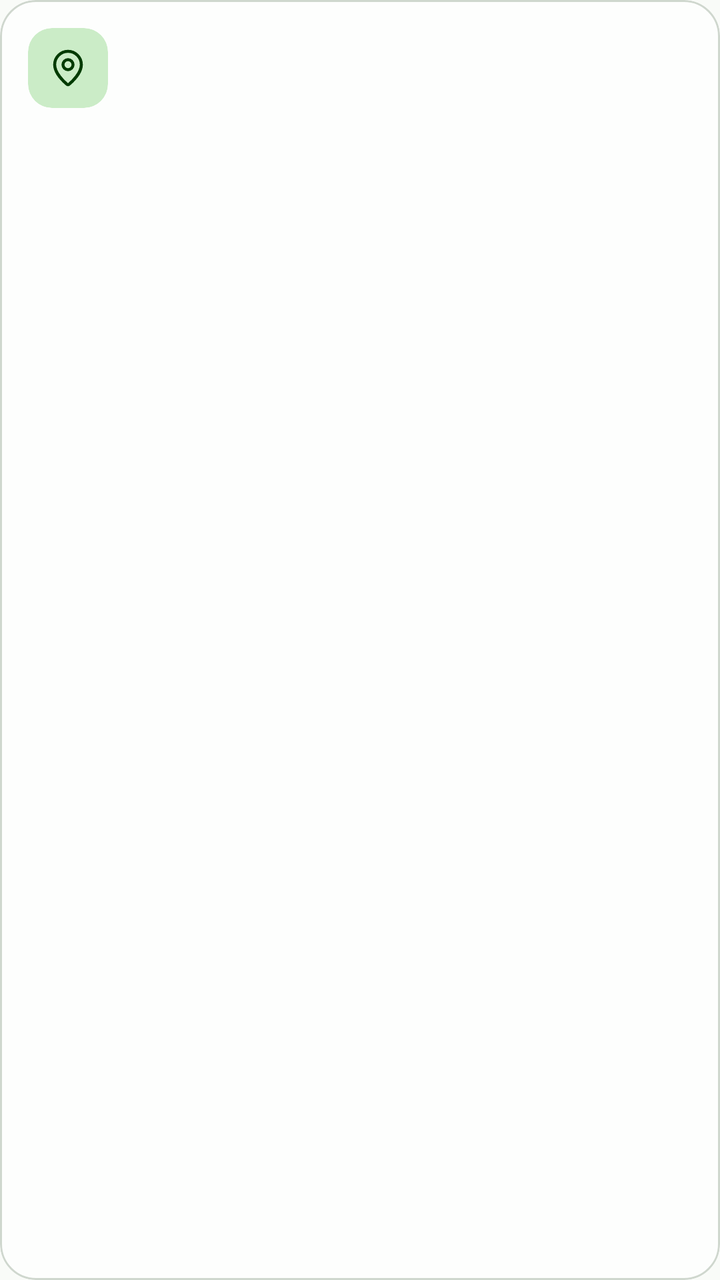
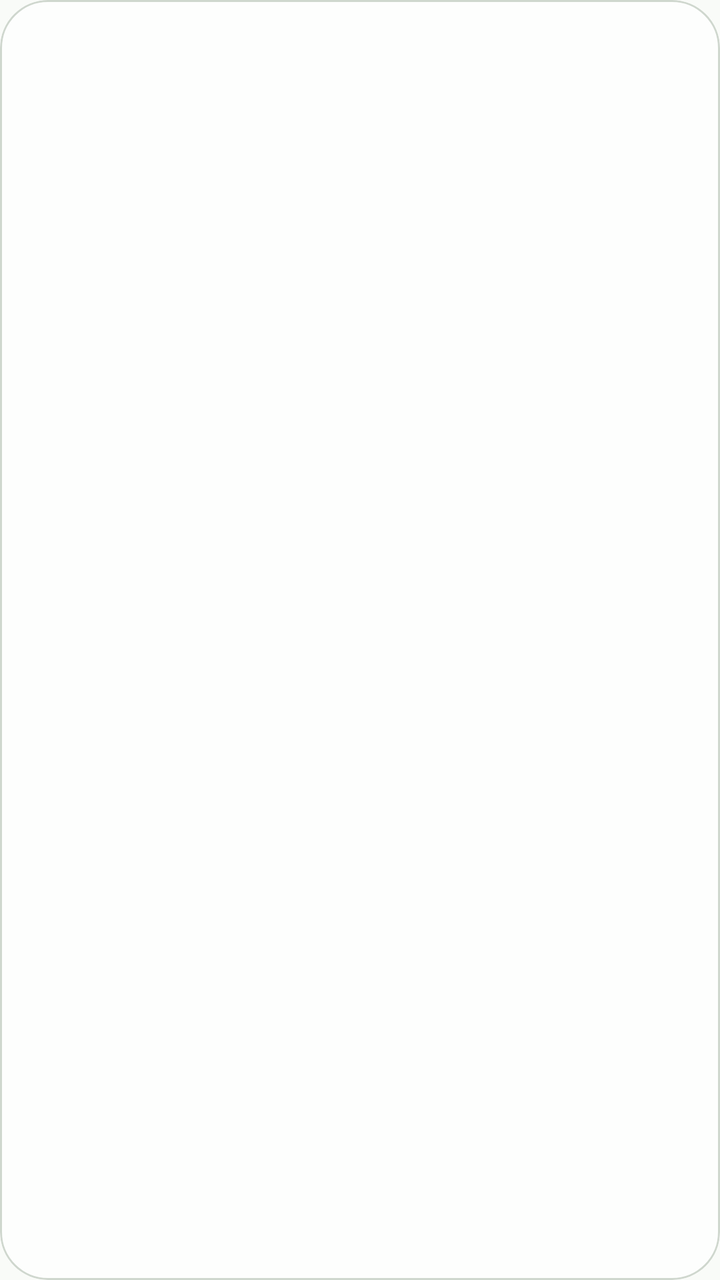

Before-and-after screenshots of an Android layout around one commit, followed by the original layout XML and the change that was made.
<!-- AndroidManifest.xml: application theme Theme.MiClima.Green -->
<!-- res/layout/item_place.xml -->
<?xml version="1.0" encoding="utf-8"?>
<com.google.android.material.card.MaterialCardView xmlns:android="http://schemas.android.com/apk/res/android"
    xmlns:app="http://schemas.android.com/apk/res-auto"
    android:id="@+id/placeCard"
    android:layout_width="match_parent"
    android:layout_height="wrap_content"
    android:layout_marginBottom="10dp"
    android:clickable="true"
    android:focusable="true"
    app:cardBackgroundColor="?attr/colorSurface"
    app:cardCornerRadius="18dp"
    app:cardElevation="0dp"
    app:strokeColor="?attr/colorOutlineVariant"
    app:strokeWidth="1dp">

    <LinearLayout
        android:layout_width="match_parent"
        android:layout_height="wrap_content"
        android:baselineAligned="false"
        android:gravity="center_vertical"
        android:minHeight="68dp"
        android:orientation="horizontal"
        android:paddingStart="14dp"
        android:paddingEnd="6dp">

        <com.google.android.material.card.MaterialCardView
            android:layout_width="40dp"
            android:layout_height="40dp"
            app:cardBackgroundColor="?attr/colorPrimaryContainer"
            app:cardCornerRadius="12dp"
            app:cardElevation="0dp"
            app:strokeWidth="0dp">

            <ImageView
                android:id="@+id/ivPlaceIcon"
                android:layout_width="20dp"
                android:layout_height="20dp"
                android:layout_gravity="center"
                android:contentDescription="@null"
                android:src="@drawable/ic_place"
                app:tint="?attr/colorOnPrimaryContainer" />

        </com.google.android.material.card.MaterialCardView>

        <LinearLayout
            android:layout_width="0dp"
            android:layout_height="wrap_content"
            android:layout_marginStart="12dp"
            android:layout_weight="1"
            android:orientation="vertical"
            android:paddingVertical="10dp">

            <TextView
                android:id="@+id/tvPlaceName"
                android:layout_width="match_parent"
                android:layout_height="wrap_content"
                android:ellipsize="end"
                android:maxLines="1"
                android:textColor="?attr/colorOnSurface"
                android:textSize="15.5sp"
                android:textStyle="bold" />

            <TextView
                android:id="@+id/tvPlaceSubtitle"
                android:layout_width="match_parent"
                android:layout_height="wrap_content"
                android:layout_marginTop="1dp"
                android:ellipsize="end"
                android:maxLines="1"
                android:textColor="?attr/colorOnSurfaceVariant"
                android:textSize="13sp" />

        </LinearLayout>

        <ImageView
            android:id="@+id/ivPlaceWeather"
            android:layout_width="22dp"
            android:layout_height="22dp"
            android:layout_marginStart="8dp"
            android:contentDescription="@null"
            android:visibility="gone"
            app:tint="?attr/colorOnSurface" />

        <TextView
            android:id="@+id/tvPlaceTemp"
            android:layout_width="wrap_content"
            android:layout_height="wrap_content"
            android:layout_marginStart="6dp"
            android:layout_marginEnd="8dp"
            android:textColor="?attr/colorOnSurface"
            android:textSize="17sp"
            android:textStyle="bold"
            android:visibility="gone" />

        <ImageButton
            android:id="@+id/btnPlaceAction"
            android:layout_width="44dp"
            android:layout_height="44dp"
            android:background="?attr/selectableItemBackgroundBorderless"
            android:contentDescription="@string/places_delete"
            android:src="@drawable/ic_delete"
            android:visibility="gone"
            app:tint="?attr/colorOnSurfaceVariant" />

    </LinearLayout>

</com.google.android.material.card.MaterialCardView>
<!-- resources referenced by this layout -->
<resources>
  <!-- drawable ic_delete (drawable) -->
  <vector xmlns:android="http://schemas.android.com/apk/res/android"
      android:width="24dp"
      android:height="24dp"
      android:viewportWidth="24"
      android:viewportHeight="24">
      <path
          android:fillColor="@android:color/black"
          android:pathData="M6,19c0,1.1 0.9,2 2,2h8c1.1,0 2,-0.9 2,-2L18,7L6,7v12zM19,4h-3.5l-1,-1h-5l-1,1H5v2h14V4z" />
  </vector>
  <!-- drawable ic_place (drawable) -->
  <vector xmlns:android="http://schemas.android.com/apk/res/android"
      android:width="24dp"
      android:height="24dp"
      android:viewportWidth="24"
      android:viewportHeight="24">
      <path
          android:pathData="M20,10c0,4.993 -5.539,10.193 -7.399,11.799a1,1 0 0 1 -1.202,0C9.539,20.193 4,14.993 4,10a8,8 0 0 1 16,0"
          android:strokeColor="@android:color/black"
          android:strokeLineCap="round"
          android:strokeLineJoin="round"
          android:strokeWidth="1.8" />
      <path
          android:pathData="M12,7a3,3 0 1 0 0,6a3,3 0 1 0 0,-6z"
          android:strokeColor="@android:color/black"
          android:strokeLineCap="round"
          android:strokeLineJoin="round"
          android:strokeWidth="1.8" />
  </vector>
  <string name="places_delete">Quitar lugar</string>
  <style name="Theme.MiClima.Green" parent="Theme.Material3.DayNight.NoActionBar">
          <item name="colorPrimary">@color/green_token_primary</item>
          <item name="colorOnPrimary">@color/green_token_on_primary</item>
          <item name="colorPrimaryContainer">@color/green_token_primary_container</item>
          <item name="colorOnPrimaryContainer">@color/green_token_on_primary_container</item>
          <item name="colorSecondary">@color/green_token_primary</item>
          <item name="colorSecondaryContainer">@color/green_token_primary_container</item>
          <item name="colorOnSecondaryContainer">@color/green_token_on_primary_container</item>
          <item name="colorSurfaceContainer">@color/green_token_surface_alt</item>
          <item name="android:colorBackground">@color/green_token_bg</item>
          <item name="colorSurfaceContainerLowest">@color/green_token_bg</item>
          <item name="colorSurface">@color/green_token_surface</item>
          <item name="colorSurfaceContainerHigh">@color/green_token_surface_alt</item>
          <item name="colorOnSurface">@color/green_token_on_surface</item>
          <item name="colorOnSurfaceVariant">@color/green_token_on_surface_variant</item>
          <item name="colorOutlineVariant">@color/green_token_outline</item>
          <item name="colorError">@color/danger</item>
          <item name="colorOnError">@color/on_danger</item>
      </style>
  <color name="green_token_primary">#197112</color>
  <color name="green_token_on_primary">#fcfcfc</color>
  <color name="green_token_primary_container">#cbecc7</color>
  <color name="green_token_on_primary_container">#003a00</color>
  <color name="green_token_surface_alt">#ebf3ea</color>
  <color name="green_token_bg">#f9fbf8</color>
  <color name="green_token_surface">#fdfefd</color>
  <color name="green_token_on_surface">#151d14</color>
  <color name="green_token_on_surface_variant">#555e53</color>
  <color name="green_token_outline">#cfd7ce</color>
  <color name="danger">#b32228</color>
  <color name="on_danger">#ffffff</color>
</resources>

<!-- the commit's change to res/layout/item_place.xml (unified diff, before → after) -->
@@ -4,11 +4,11 @@
     android:id="@+id/placeCard"
     android:layout_width="match_parent"
     android:layout_height="wrap_content"
-    android:layout_marginBottom="10dp"
+    android:layout_marginBottom="12dp"
     android:clickable="true"
     android:focusable="true"
     app:cardBackgroundColor="?attr/colorSurface"
-    app:cardCornerRadius="18dp"
+    app:cardCornerRadius="24dp"
     app:cardElevation="0dp"
     app:strokeColor="?attr/colorOutlineVariant"
     app:strokeWidth="1dp">
@@ -16,91 +16,152 @@
     <LinearLayout
         android:layout_width="match_parent"
         android:layout_height="wrap_content"
-        android:baselineAligned="false"
-        android:gravity="center_vertical"
-        android:minHeight="68dp"
-        android:orientation="horizontal"
-        android:paddingStart="14dp"
-        android:paddingEnd="6dp">
-
-        <com.google.android.material.card.MaterialCardView
-            android:layout_width="40dp"
-            android:layout_height="40dp"
-            app:cardBackgroundColor="?attr/colorPrimaryContainer"
-            app:cardCornerRadius="12dp"
-            app:cardElevation="0dp"
-            app:strokeWidth="0dp">
-
-            <ImageView
-                android:id="@+id/ivPlaceIcon"
-                android:layout_width="20dp"
-                android:layout_height="20dp"
-                android:layout_gravity="center"
-                android:contentDescription="@null"
-                android:src="@drawable/ic_place"
-                app:tint="?attr/colorOnPrimaryContainer" />
-
-        </com.google.android.material.card.MaterialCardView>
+        android:orientation="vertical"
+        android:paddingStart="18dp"
+        android:paddingTop="16dp"
+        android:paddingEnd="18dp"
+        android:paddingBottom="8dp">
 
         <LinearLayout
-            android:layout_width="0dp"
+            android:layout_width="match_parent"
             android:layout_height="wrap_content"
-            android:layout_marginStart="12dp"
-            android:layout_weight="1"
-            android:orientation="vertical"
-            android:paddingVertical="10dp">
+            android:baselineAligned="false"
+            android:gravity="center_vertical"
+            android:orientation="horizontal">
 
-            <TextView
-                android:id="@+id/tvPlaceName"
-                android:layout_width="match_parent"
+            <LinearLayout
+                android:layout_width="0dp"
                 android:layout_height="wrap_content"
-                android:ellipsize="end"
-                android:maxLines="1"
-                android:textColor="?attr/colorOnSurface"
-                android:textSize="15.5sp"
-                android:textStyle="bold" />
+                android:layout_weight="1"
+                android:orientation="vertical">
 
-            <TextView
-                android:id="@+id/tvPlaceSubtitle"
-                android:layout_width="match_parent"
+                <LinearLayout
+                    android:layout_width="match_parent"
+                    android:layout_height="wrap_content"
+                    android:gravity="center_vertical"
+                    android:orientation="horizontal">
+
+                    <ImageView
+                        android:id="@+id/ivPlaceIcon"
+                        android:layout_width="18dp"
+                        android:layout_height="18dp"
+                        android:layout_marginEnd="6dp"
+                        android:contentDescription="@null"
+                        android:src="@drawable/ic_place"
+                        android:visibility="gone"
+                        app:tint="?attr/colorOnSurface" />
+
+                    <TextView
+                        android:id="@+id/tvPlaceName"
+                        android:layout_width="0dp"
+                        android:layout_height="wrap_content"
+                        android:layout_weight="1"
+                        android:ellipsize="end"
+                        android:maxLines="1"
+                        android:textColor="?attr/colorOnSurface"
+                        android:textSize="19sp"
+                        android:textStyle="bold" />
+
+                </LinearLayout>
+
+                <TextView
+                    android:id="@+id/tvPlaceSubtitle"
+                    android:layout_width="match_parent"
+                    android:layout_height="wrap_content"
+                    android:layout_marginTop="2dp"
+                    android:ellipsize="end"
+                    android:maxLines="1"
+                    android:textColor="?attr/colorOnSurfaceVariant"
+                    android:textSize="13.5sp" />
+
+                <TextView
+                    android:id="@+id/tvPlaceTime"
+                    android:layout_width="match_parent"
+                    android:layout_height="wrap_content"
+                    android:layout_marginTop="2dp"
+                    android:maxLines="1"
+                    android:textColor="?attr/colorOnSurfaceVariant"
+                    android:textSize="13.5sp"
+                    android:visibility="gone" />
+
+            </LinearLayout>
+
+            <LinearLayout
+                android:layout_width="wrap_content"
                 android:layout_height="wrap_content"
-                android:layout_marginTop="1dp"
-                android:ellipsize="end"
-                android:maxLines="1"
-                android:textColor="?attr/colorOnSurfaceVariant"
-                android:textSize="13sp" />
+                android:layout_marginStart="10dp"
+                android:gravity="end"
+                android:orientation="vertical">
+
+                <LinearLayout
+                    android:layout_width="wrap_content"
+                    android:layout_height="wrap_content"
+                    android:gravity="center_vertical"
+                    android:orientation="horizontal">
+
+                    <ImageView
+                        android:id="@+id/ivPlaceWeather"
+                        android:layout_width="34dp"
+                        android:layout_height="34dp"
+                        android:contentDescription="@null"
+                        android:visibility="gone"
+                        app:tint="?attr/colorPrimary" />
+
+                    <TextView
+                        android:id="@+id/tvPlaceTemp"
+                        android:layout_width="wrap_content"
+                        android:layout_height="wrap_content"
+                        android:layout_marginStart="8dp"
+                        android:includeFontPadding="false"
+                        android:textColor="?attr/colorOnSurface"
+                        android:textSize="30sp"
+                        android:textStyle="bold"
+                        android:visibility="gone" />
+
+                </LinearLayout>
+
+                <TextView
+                    android:id="@+id/tvPlaceHiLo"
+                    android:layout_width="wrap_content"
+                    android:layout_height="wrap_content"
+                    android:layout_marginTop="4dp"
+                    android:textColor="?attr/colorOnSurfaceVariant"
+                    android:textSize="13.5sp"
+                    android:visibility="gone" />
+
+            </LinearLayout>
 
         </LinearLayout>
 
-        <ImageView
-            android:id="@+id/ivPlaceWeather"
-            android:layout_width="22dp"
-            android:layout_height="22dp"
-            android:layout_marginStart="8dp"
-            android:contentDescription="@null"
-            android:visibility="gone"
-            app:tint="?attr/colorOnSurface" />
+        
+        <LinearLayout
+            android:id="@+id/rowPlaceActions"
+            android:layout_width="match_parent"
+            android:layout_height="wrap_content"
+            android:layout_marginTop="2dp"
+            android:gravity="end|center_vertical"
+            android:orientation="horizontal">
 
-        <TextView
-            android:id="@+id/tvPlaceTemp"
-            android:layout_width="wrap_content"
-            android:layout_height="wrap_content"
-            android:layout_marginStart="6dp"
-            android:layout_marginEnd="8dp"
-            android:textColor="?attr/colorOnSurface"
-            android:textSize="17sp"
-            android:textStyle="bold"
-            android:visibility="gone" />
+            <com.google.android.material.button.MaterialButton
+                android:id="@+id/btnPlaceMap"
+                style="@style/Widget.Material3.Button.TextButton.Icon"
+                android:layout_width="wrap_content"
+                android:layout_height="44dp"
+                android:text="@string/places_open_map"
+                android:visibility="gone"
+                app:icon="@drawable/ic_open_map" />
 
-        <ImageButton
-            android:id="@+id/btnPlaceAction"
-            android:layout_width="44dp"
-            android:layout_height="44dp"
-            android:background="?attr/selectableItemBackgroundBorderless"
-            android:contentDescription="@string/places_delete"
-            android:src="@drawable/ic_delete"
-            android:visibility="gone"
-            app:tint="?attr/colorOnSurfaceVariant" />
+            <ImageButton
+                android:id="@+id/btnPlaceAction"
+                android:layout_width="44dp"
+                android:layout_height="44dp"
+                android:background="?attr/selectableItemBackgroundBorderless"
+                android:contentDescription="@string/places_delete"
+                android:src="@drawable/ic_delete"
+                android:visibility="gone"
+                app:tint="?attr/colorOnSurfaceVariant" />
+
+        </LinearLayout>
 
     </LinearLayout>
 
<!-- resource entries referenced after the edit -->
@@ -9,6 +9,19 @@
       <path
           android:fillColor="@android:color/black"
           android:pathData="M6,19c0,1.1 0.9,2 2,2h8c1.1,0 2,-0.9 2,-2L18,7L6,7v12zM19,4h-3.5l-1,-1h-5l-1,1H5v2h14V4z" />
+  </vector>
+  <!-- drawable ic_open_map (drawable) -->
+  <vector xmlns:android="http://schemas.android.com/apk/res/android"
+      android:width="24dp"
+      android:height="24dp"
+      android:viewportWidth="24"
+      android:viewportHeight="24">
+      <path
+          android:pathData="M9,4L3,6v14l6,-2l6,2l6,-2V4l-6,2L9,4zM9,4v14M15,6v14"
+          android:strokeColor="@android:color/black"
+          android:strokeLineCap="round"
+          android:strokeLineJoin="round"
+          android:strokeWidth="1.8" />
   </vector>
   <!-- drawable ic_place (drawable) -->
   <vector xmlns:android="http://schemas.android.com/apk/res/android"
@@ -30,6 +43,7 @@
           android:strokeWidth="1.8" />
   </vector>
   <string name="places_delete">Quitar lugar</string>
+  <string name="places_open_map">Ver en Google Maps</string>
   <style name="Theme.MiClima.Green" parent="Theme.Material3.DayNight.NoActionBar">
           <item name="colorPrimary">@color/green_token_primary</item>
           <item name="colorOnPrimary">@color/green_token_on_primary</item>
